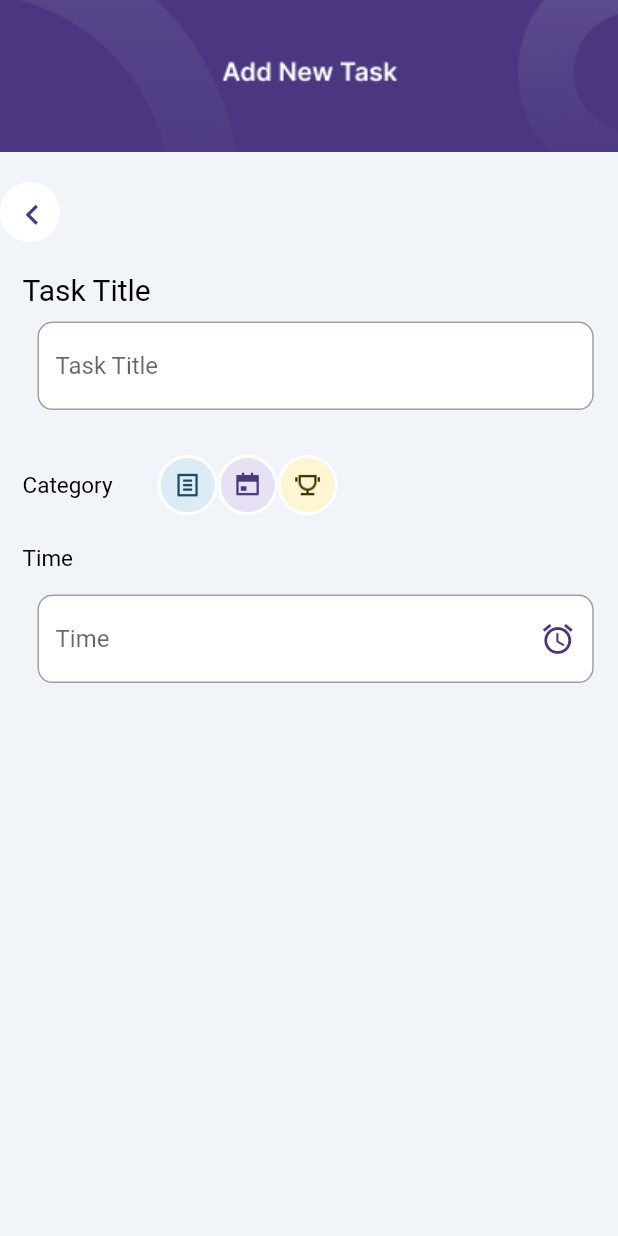
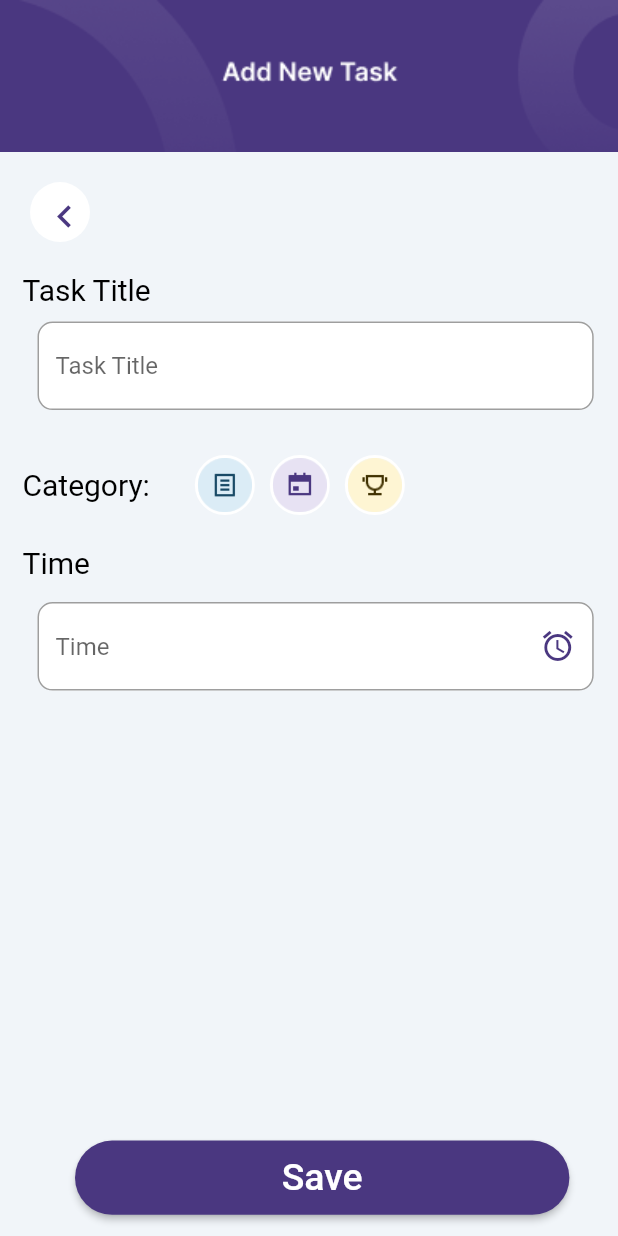
Before and after one commit to ElSanteel/to_do_app_with_shared_preference, a Flutter app: the AddNewTaskScreen screen opened directly, on a phone screen of 412 x 824 dp. Run offline on Flutter 3.47's test engine with Material 2 defaults, Android fonts, the phone set to English and light mode, and no system bars; our stand-ins replace bloc, flutter_bloc.

Commit message:
Make Second Screen Work but the task is not added correctly but with error

```diff
--- a/lib/blocs/todo_cubit.dart
+++ b/lib/blocs/todo_cubit.dart
@@ -1,4 +1,5 @@
 import 'package:bloc/bloc.dart';
+import 'package:flutter/cupertino.dart';
 import 'package:flutter_bloc/flutter_bloc.dart';
 import 'package:meta/meta.dart';
 
@@ -9,11 +10,8 @@ part 'todo_state.dart';
 class TodoCubit extends Cubit<TodoState> {
   TodoCubit() : super(TodoInitial());
   static TodoCubit get(context) => BlocProvider.of(context);
-  String selectedCategory = 'Task';
-  bool isCategorySelected = false;
-  String taskTitle = '';
-  String? taskTime;
 
+  GlobalKey formKey = GlobalKey<FormState>();
   List<Task> uncompletedTasks = [
     Task(
       imagePath: "assets/images/Task.png",
@@ -59,30 +57,40 @@ class TodoCubit extends Cubit<TodoState> {
       completedTasks.add(task);
     }
     task.completed = !task.completed;
-    emit(TodoLoaded(uncompletedTasks, completedTasks));
+    emit(TodoLoaded(
+        uncompletedTasks: uncompletedTasks, completedTasks: completedTasks));
   }
 
-  void selectCategory(String category) {
-    selectedCategory = category;
-    isCategorySelected = true;
-    emit(SelectCategoryState());
-  }
+  TextEditingController titleController = TextEditingController();
+  TextEditingController timeController = TextEditingController();
+  String? selectedCategory;
+  bool isCategorySelected = false;
+  String imagePath = '';
 
   void taskSelected() {
     selectedCategory = 'Task';
     isCategorySelected = true;
+    imagePath = "assets/images/Task.png";
     emit(TaskSelectedState());
   }
 
   void eventSelected() {
     selectedCategory = 'Event';
     isCategorySelected = true;
+    imagePath = "assets/images/Event.png";
     emit(EventSelectedState());
   }
 
   void goalSelected() {
     selectedCategory = 'Goal';
     isCategorySelected = true;
+    imagePath = "assets/images/Goal.png";
     emit(GoalSelectedState());
   }
+
+  void addTask({required Task task}) {
+    uncompletedTasks.add(task);
+
+    emit(AddTaskState());
+  }
 }
--- a/lib/blocs/todo_state.dart
+++ b/lib/blocs/todo_state.dart
@@ -9,7 +9,7 @@ class TodoLoaded extends TodoState {
   final List<Task> uncompletedTasks;
   final List<Task> completedTasks;
 
-  TodoLoaded(this.uncompletedTasks, this.completedTasks);
+  TodoLoaded({required this.uncompletedTasks, required this.completedTasks});
 }
 
 class SelectCategoryState extends TodoState {}
@@ -19,3 +19,5 @@ class TaskSelectedState extends TodoState {}
 class EventSelectedState extends TodoState {}
 
 class GoalSelectedState extends TodoState {}
+
+class AddTaskState extends TodoState {}
--- a/lib/components/category_icon.dart
+++ b/lib/components/category_icon.dart
@@ -5,13 +5,14 @@ class CategoryIcon extends StatelessWidget {
   Color iconColor;
   String imagePath;
   final VoidCallback onTap; // Add an onTap callback
+  bool isSelected;
 
   CategoryIcon(
       {required this.containerColor,
       required this.iconColor,
       required this.imagePath,
-      required this.onTap, // Include onTap in the constructor
-
+      required this.onTap,
+      required this.isSelected,
       super.key});
 
   @override
@@ -24,7 +25,9 @@ class CategoryIcon extends StatelessWidget {
         decoration: BoxDecoration(
           shape: BoxShape.circle,
           border: Border.all(
-            color: Colors.white, // Border color
+            color: isSelected
+                ? Colors.purple
+                : Colors.white, // Change border color based on isSelected
             width: 2.0, // Border width
           ),
         ),
--- /dev/null
+++ b/lib/components/custom_elevated_button.dart
@@ -0,0 +1,32 @@
+import 'package:flutter/material.dart';
+
+import '../core/size_config.dart';
+
+class CustomElevatedButton extends StatelessWidget {
+  String content;
+  VoidCallback buttonFunction;
+
+  CustomElevatedButton(
+      {required this.content, required this.buttonFunction, super.key});
+
+  @override
+  Widget build(BuildContext context) {
+    return SizedBox(
+      width: SizeConfig.screenWidth! * 0.8,
+      height: SizeConfig.screenHeight! * 0.06,
+      child: ElevatedButton(
+        onPressed: buttonFunction,
+        style: ElevatedButton.styleFrom(
+          shape: RoundedRectangleBorder(
+            borderRadius: BorderRadius.circular(30),
+          ),
+          backgroundColor: const Color(0xFF4A3780),
+        ),
+        child: Text(
+          content,
+          style: const TextStyle(fontSize: 25),
+        ),
+      ),
+    );
+  }
+}
--- a/lib/components/add_new_task_text_field.dart
+++ b/lib/components/custom_text_field.dart
@@ -1,10 +1,21 @@
 import 'package:flutter/material.dart';
 import 'package:todo_app_with_shared_preference/core/size_config.dart';
 
-class AddNewTask extends StatelessWidget {
+class CustomTextField extends StatelessWidget {
   String text;
   Icon? icon;
-  AddNewTask({this.icon, super.key, required this.text});
+  TextEditingController controller = TextEditingController();
+  final onTap;
+
+  dynamic validator;
+
+  CustomTextField(
+      {this.icon,
+      super.key,
+      required this.controller,
+      required this.text,
+      this.onTap,
+      required this.validator});
 
   @override
   Widget build(BuildContext context) {
@@ -13,11 +24,13 @@ class AddNewTask extends StatelessWidget {
       child: SizedBox(
         width: SizeConfig.screenWidth! * 0.9,
         child: TextFormField(
+          validator: validator,
+          controller: controller,
           textDirection: TextDirection.ltr,
           style: const TextStyle(fontSize: 15),
           decoration: InputDecoration(
-            filled: true, //<-- SEE HERE
-            fillColor: Colors.white, //<-- SEE HERE
+            filled: true,
+            fillColor: Colors.white,
             enabledBorder: OutlineInputBorder(
               borderRadius: BorderRadius.circular(10),
               borderSide: const BorderSide(
@@ -25,8 +38,9 @@ class AddNewTask extends StatelessWidget {
               ),
             ),
             focusedBorder: OutlineInputBorder(
-                borderRadius: BorderRadius.circular(10),
-                borderSide: const BorderSide(color: Colors.grey)),
+              borderRadius: BorderRadius.circular(10),
+              borderSide: const BorderSide(color: Colors.grey),
+            ),
             hintText: text,
             hintStyle: const TextStyle(fontSize: 16),
             hintTextDirection: TextDirection.ltr,
--- a/lib/model/task_model.dart
+++ b/lib/model/task_model.dart
@@ -11,3 +11,4 @@ class Task {
     required this.completed,
   });
 }
+// done
--- a/lib/screens/add_task.dart
+++ b/lib/screens/add_task.dart
@@ -1,32 +1,29 @@
 import 'package:flutter/material.dart';
 import 'package:flutter_bloc/flutter_bloc.dart';
+import 'package:todo_app_with_shared_preference/components/custom_elevated_button.dart';
 import 'package:todo_app_with_shared_preference/core/size_config.dart';
 import 'package:todo_app_with_shared_preference/screens/todo_screen.dart';
 
 import '../blocs/todo_cubit.dart';
-import '../components/add_new_task_text_field.dart';
+import '../components/custom_text_field.dart';
 import '../components/category_icon.dart';
 import '../components/custom_text.dart';
+import '../model/task_model.dart';
 
-class AddNewTaskScreen extends StatefulWidget {
-  const AddNewTaskScreen({super.key});
+class AddNewTaskScreen extends StatelessWidget {
+  AddNewTaskScreen({super.key});
 
-  @override
-  State<AddNewTaskScreen> createState() => _AddNewTaskScreenState();
-}
-
-class _AddNewTaskScreenState extends State<AddNewTaskScreen> {
   @override
   Widget build(BuildContext context) {
     return Scaffold(
       backgroundColor: const Color(0xfff1f5f9),
       body: BlocConsumer<TodoCubit, TodoState>(
-        listener: (context, state) {
-          // TODO: implement listener
-        },
+        listener: (context, state) {},
         builder: (context, state) {
           var cubit = TodoCubit.get(context);
-          return SingleChildScrollView(
+          return Form(
+            key: cubit.formKey,
+            child: SingleChildScrollView(
               child: Column(
                 crossAxisAlignment: CrossAxisAlignment.start,
                 children: [
@@ -38,17 +35,20 @@ class _AddNewTaskScreenState extends State<AddNewTaskScreen> {
                   const SizedBox(
                     height: 20,
                   ),
-                CircleAvatar(
+                  Padding(
+                    padding: const EdgeInsets.only(left: 20.0),
+                    child: CircleAvatar(
                       backgroundColor: Colors.white,
                       child: IconButton(
                         icon: const Icon(
                           Icons.keyboard_arrow_left,
-                      size: 27,
+                          size: 30,
                           color: Color(0xff4A3780),
                         ),
                         onPressed: () {
                           Navigator.pop(context);
                         },
+                      ),
                     ),
                   ),
                   const SizedBox(
@@ -62,17 +62,26 @@ class _AddNewTaskScreenState extends State<AddNewTaskScreen> {
                   const SizedBox(
                     height: 10,
                   ),
-                AddNewTask(text: 'Task Title'),
+                  CustomTextField(
+                    text: 'Task Title',
+                    controller: cubit.titleController,
+                    validator: (value) {
+                      if (value == null || value.isEmpty) {
+                        return "Field must not be empty";
+                      }
+                      return null;
+                    },
+                  ),
                   const SizedBox(
                     height: 30,
                   ),
                   Row(
                     children: [
                       CustomText(
-                        size: 15,
+                          size: 20,
                           color: Colors.black,
                           isBold: true,
-                        text: 'Category'),
+                          text: 'Category:'),
                       const SizedBox(
                         width: 30,
                       ),
@@ -84,33 +93,40 @@ class _AddNewTaskScreenState extends State<AddNewTaskScreen> {
                             ? const Color(0xff194a66)
                             : Colors.black,
                         imagePath: "assets/images/Task.png",
+                        isSelected: cubit.selectedCategory == 'Task',
                         onTap: () {
-                        cubit.taskSelected;
+                          cubit.taskSelected();
+                          cubit.imagePath = "assets/images/Task.png";
                         },
                       ),
+                      const SizedBox(width: 10),
                       CategoryIcon(
                         containerColor: cubit.selectedCategory == 'Event'
-                          ? const Color(0xffe7e2f3)
+                            ? const Color(0xff92cbf5)
                             : Colors.transparent,
                         iconColor: cubit.selectedCategory == 'Event'
-                          ? const Color(0xff4a3780)
+                            ? const Color(0xff194a66)
                             : Colors.black,
                         imagePath: "assets/images/Event.png",
+                        isSelected: cubit.selectedCategory == 'Event',
                         onTap: () {
-                        // Update the selected category when tapped
-                        cubit.eventSelected;
+                          cubit.eventSelected();
+                          cubit.imagePath = "assets/images/Event.png";
                         },
                       ),
+                      const SizedBox(width: 10),
                       CategoryIcon(
                         containerColor: cubit.selectedCategory == 'Goal'
-                          ? const Color(0xfffef5d3)
+                            ? const Color(0xff92cbf5)
                             : Colors.transparent,
                         iconColor: cubit.selectedCategory == 'Goal'
-                          ? const Color(0xff403100)
+                            ? const Color(0xff194a66)
                             : Colors.black,
                         imagePath: "assets/images/Goal.png",
+                        isSelected: cubit.selectedCategory == 'Goal',
                         onTap: () {
-                        cubit.goalSelected;
+                          cubit.goalSelected();
+                          cubit.imagePath = "assets/images/Goal.png";
                         },
                       ),
                     ],
@@ -118,54 +134,73 @@ class _AddNewTaskScreenState extends State<AddNewTaskScreen> {
                   const SizedBox(
                     height: 20,
                   ),
-                Column(
-                  crossAxisAlignment: CrossAxisAlignment.start,
-                  children: [
-                    Row(
-                      children: [
                   CustomText(
-                            size: 15,
+                      size: 20,
                       color: Colors.black,
                       isBold: true,
                       text: 'Time'),
-                      ],
-                    ),
                   const SizedBox(
                     height: 15,
                   ),
-                    AddNewTask(
+                  CustomTextField(
                     text: 'Time',
+                    controller: cubit.timeController,
+                    validator: (value) {
+                      if (value == null || value.isEmpty) {
+                        return "Field must not be empty";
+                      }
+                      return null;
+                    },
+                    //           onTap: () async {
+                    //             final value = await showDatePicker(
+                    //               context: context,
+                    //               initialDate: DateTime.now(),
+                    //               firstDate: DateTime.now(),
+                    //               lastDate: DateTime(2060),
+                    //               builder: (context, child) {
+                    //                 return Theme(
+                    //                   data: Theme.of(context).copyWith(
+                    //                     colorScheme: const ColorScheme.light(
+                    //                       primary: Color(0xff4a3780),
+                    //                       onPrimary: Colors.blueAccent,
+                    //                       onSurface: Colors.black,
+                    //                     ),
+                    //                   ),
+                    //                   child: child!,
+                    //                 );
+                    //               },
+                    //             );
+                    // if (value != null) {
+                    // cubit.dateController.text =
+                    // "${value.year}-${value.month}-${value.day}";
+                    // }
+                    //           },
                     icon: const Icon(Icons.alarm, color: Color(0xff4a3780)),
+                  ),
+                  const SizedBox(height: 300),
+                  Padding(
+                    padding: const EdgeInsets.only(left: 50.0),
+                    child: CustomElevatedButton(
+                      buttonFunction: () {
+                        cubit.addTask(
+                            task: Task(
+                                imagePath: cubit.imagePath,
+                                title: "${cubit.titleController}",
+                                completed: false,
+                                subtitle: "${cubit.timeController}"));
+
+                        Navigator.push(
+                          context,
+                          MaterialPageRoute(
+                            builder: (context) => const TodoScreen(),
+                          ),
+                        );
+                      },
+                      content: 'Save',
+                    ),
                   )
                 ],
               ),
-                const SizedBox(height: 370),
-                Padding(
-                  padding: const EdgeInsets.only(left: 50.0),
-                  child: SizedBox(
-                    width: SizeConfig.screenWidth! * 0.8,
-                    height: SizeConfig.screenHeight! * 0.06,
-                    child: ElevatedButton(
-                      onPressed: () {
-                        Navigator.push(
-                            context,
-                            MaterialPageRoute(
-                                builder: (context) => const TodoScreen()));
-                      },
-                      style: ElevatedButton.styleFrom(
-                        shape: RoundedRectangleBorder(
-                          borderRadius: BorderRadius.circular(30),
-                        ),
-                        backgroundColor: const Color(0xFF4A3780),
-                      ),
-                      child: const Text(
-                        "save",
-                        style: TextStyle(fontSize: 15),
-                      ),
-                    ),
-                  ),
-                )
-              ],
             ),
           );
         },
```
Also changed, not shown: lib/screens/todo_screen.dart (+11 -17 lines), 1 other file. Lines whose indentation alone changed are shown as unchanged.
